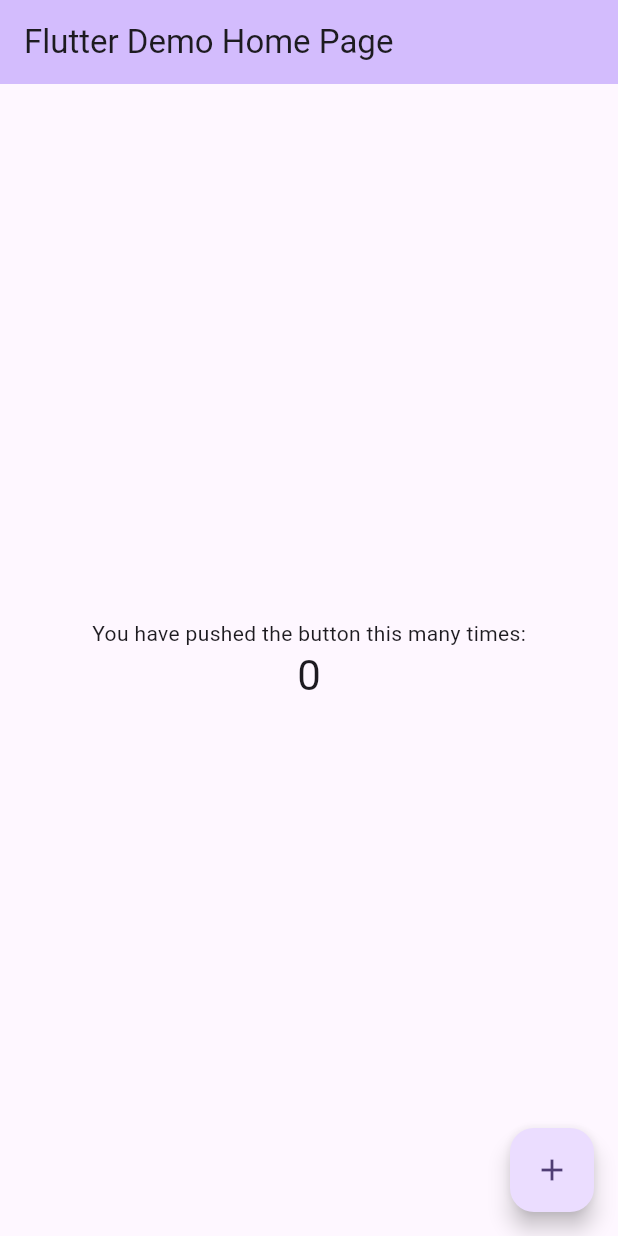
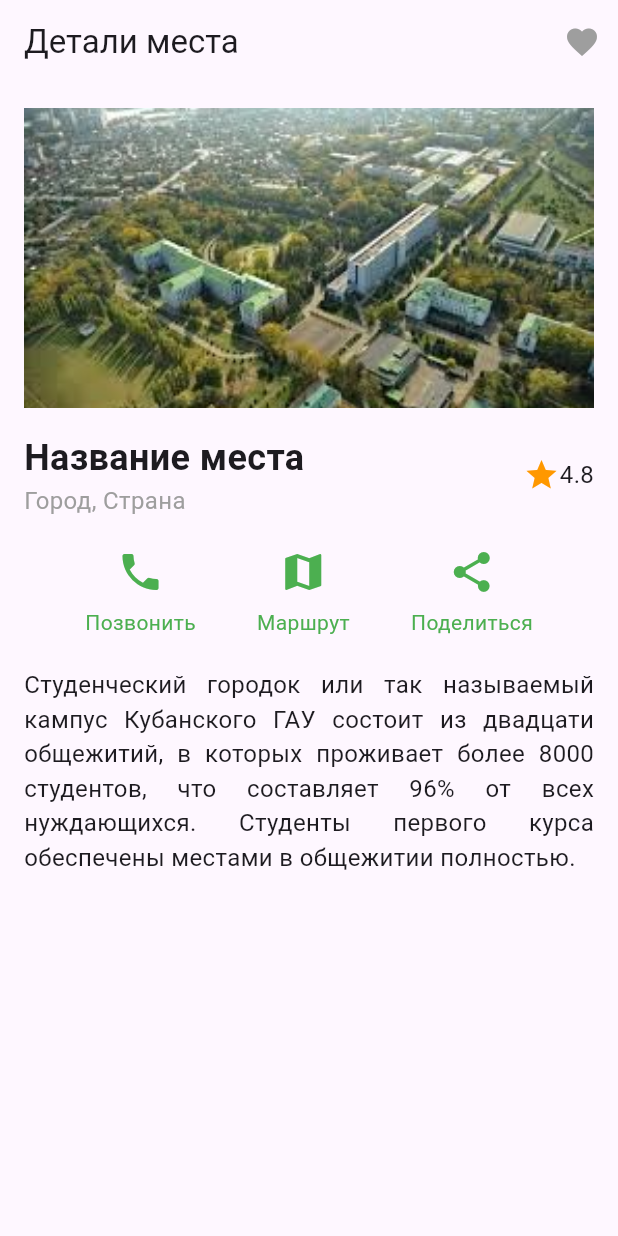
Before and after one commit to EdwardEqwee/mobile_dev, a Flutter app: the screen it shows after launch, on a phone screen of 412 x 824 dp. Run offline on Flutter 3.47's test engine with Material 3 defaults, Android fonts, the phone set to English and light mode, and no system bars.

Commit message:
рабочая версия 1

```diff
--- a/lab_04/lib/main.dart
+++ b/lab_04/lib/main.dart
@@ -1,125 +1,108 @@
 import 'package:flutter/material.dart';
 
 void main() {
-  runApp(const MyApp());
+  runApp(MyApp());
 }
 
 class MyApp extends StatelessWidget {
-  const MyApp({super.key});
-
-  // This widget is the root of your application.
   @override
   Widget build(BuildContext context) {
     return MaterialApp(
-      title: 'Flutter Demo',
+      debugShowCheckedModeBanner: false,
+      title: 'Лабораторная 4',
       theme: ThemeData(
-        // This is the theme of your application.
-        //
-        // TRY THIS: Try running your application with "flutter run". You'll see
-        // the application has a purple toolbar. Then, without quitting the app,
-        // try changing the seedColor in the colorScheme below to Colors.green
-        // and then invoke "hot reload" (save your changes or press the "hot
-        // reload" button in a Flutter-supported IDE, or press "r" if you used
-        // the command line to start the app).
-        //
-        // Notice that the counter didn't reset back to zero; the application
-        // state is not lost during the reload. To reset the state, use hot
-        // restart instead.
-        //
-        // This works for code too, not just values: Most code changes can be
-        // tested with just a hot reload.
-        colorScheme: ColorScheme.fromSeed(seedColor: Colors.deepPurple),
-        useMaterial3: true,
+        primarySwatch: Colors.green, // Задаем основную цветовую тему
       ),
-      home: const MyHomePage(title: 'Flutter Demo Home Page'),
+      home: HomeScreen(),
     );
   }
 }
 
-class MyHomePage extends StatefulWidget {
-  const MyHomePage({super.key, required this.title});
-
-  // This widget is the home page of your application. It is stateful, meaning
-  // that it has a State object (defined below) that contains fields that affect
-  // how it looks.
-
-  // This class is the configuration for the state. It holds the values (in this
-  // case the title) provided by the parent (in this case the App widget) and
-  // used by the build method of the State. Fields in a Widget subclass are
-  // always marked "final".
-
-  final String title;
-
+class HomeScreen extends StatefulWidget {
   @override
-  State<MyHomePage> createState() => _MyHomePageState();
+  _HomeScreenState createState() => _HomeScreenState();
 }
 
-class _MyHomePageState extends State<MyHomePage> {
-  int _counter = 0;
-
-  void _incrementCounter() {
-    setState(() {
-      // This call to setState tells the Flutter framework that something has
-      // changed in this State, which causes it to rerun the build method below
-      // so that the display can reflect the updated values. If we changed
-      // _counter without calling setState(), then the build method would not be
-      // called again, and so nothing would appear to happen.
-      _counter++;
-    });
-  }
+class _HomeScreenState extends State<HomeScreen> {
+  bool isLiked = false; // Состояние для лайка
 
   @override
   Widget build(BuildContext context) {
-    // This method is rerun every time setState is called, for instance as done
-    // by the _incrementCounter method above.
-    //
-    // The Flutter framework has been optimized to make rerunning build methods
-    // fast, so that you can just rebuild anything that needs updating rather
-    // than having to individually change instances of widgets.
     return Scaffold(
       appBar: AppBar(
-        // TRY THIS: Try changing the color here to a specific color (to
-        // Colors.amber, perhaps?) and trigger a hot reload to see the AppBar
-        // change color while the other colors stay the same.
-        backgroundColor: Theme.of(context).colorScheme.inversePrimary,
-        // Here we take the value from the MyHomePage object that was created by
-        // the App.build method, and use it to set our appbar title.
-        title: Text(widget.title),
+        title: Text('Детали места'),
+        actions: [
+          IconButton(
+            icon: Icon(Icons.favorite, color: isLiked ? Colors.red : Colors.grey),
+            onPressed: () {
+              setState(() {
+                isLiked = !isLiked;
+              });
+            },
+          ),
+        ],
       ),
-      body: Center(
-        // Center is a layout widget. It takes a single child and positions it
-        // in the middle of the parent.
-        child: Column(
-          // Column is also a layout widget. It takes a list of children and
-          // arranges them vertically. By default, it sizes itself to fit its
-          // children horizontally, and tries to be as tall as its parent.
-          //
-          // Column has various properties to control how it sizes itself and
-          // how it positions its children. Here we use mainAxisAlignment to
-          // center the children vertically; the main axis here is the vertical
-          // axis because Columns are vertical (the cross axis would be
-          // horizontal).
-          //
-          // TRY THIS: Invoke "debug painting" (choose the "Toggle Debug Paint"
-          // action in the IDE, or press "p" in the console), to see the
-          // wireframe for each widget.
-          mainAxisAlignment: MainAxisAlignment.center,
-          children: <Widget>[
-            const Text(
-              'You have pushed the button this many times:',
-            ),
-            Text(
-              '$_counter',
-              style: Theme.of(context).textTheme.headlineMedium,
-            ),
-          ],
-        ),
+      body: ListView(
+        padding: EdgeInsets.all(16.0),
+        children: [
+          Image.asset(
+            'assets/place.jpg', // Изображение
+            fit: BoxFit.cover,
+            height: 200,
+            width: double.infinity,
+          ),
+          SizedBox(height: 16),
+          Row(
+            mainAxisAlignment: MainAxisAlignment.spaceBetween,
+            children: [
+              Column(
+                crossAxisAlignment: CrossAxisAlignment.start,
+                children: [
+                  Text(
+                    'Название места',
+                    style: TextStyle(fontSize: 24, fontWeight: FontWeight.bold),
+                  ),
+                  Text(
+                    'Город, Страна',
+                    style: TextStyle(fontSize: 16, color: Colors.grey),
+                  ),
+                ],
+              ),
+              Row(
+                children: [
+                  Icon(Icons.star, color: Colors.orange),
+                  Text('4.8', style: TextStyle(fontSize: 16)),
+                ],
+              ),
+            ],
+          ),
+          SizedBox(height: 20),
+          Row(
+            mainAxisAlignment: MainAxisAlignment.spaceEvenly,
+            children: [
+              _buildActionButton(Icons.phone, 'Позвонить'),
+              _buildActionButton(Icons.map, 'Маршрут'),
+              _buildActionButton(Icons.share, 'Поделиться'),
+            ],
+          ),
+          SizedBox(height: 20),
+          Text(
+            '''Студенческий городок или так называемый кампус Кубанского ГАУ состоит из двадцати общежитий, в которых проживает более 8000 студентов, что составляет 96% от всех нуждающихся. Студенты первого курса обеспечены местами в общежитии полностью.''',
+            textAlign: TextAlign.justify,
+            style: TextStyle(fontSize: 16),
+          ),
+        ],
       ),
-      floatingActionButton: FloatingActionButton(
-        onPressed: _incrementCounter,
-        tooltip: 'Increment',
-        child: const Icon(Icons.add),
-      ), // This trailing comma makes auto-formatting nicer for build methods.
+    );
+  }
+
+  Widget _buildActionButton(IconData icon, String label) {
+    return Column(
+      children: [
+        Icon(icon, size: 32, color: Colors.green),
+        SizedBox(height: 8),
+        Text(label, style: TextStyle(fontSize: 14, color: Colors.green)),
+      ],
     );
   }
 }
```
Also changed, not shown: lab_04/pubspec.yaml (+7 -1 lines), lab_04/assets/place.jpg (added), lab_04/pubspec.lock, 57 other files.
